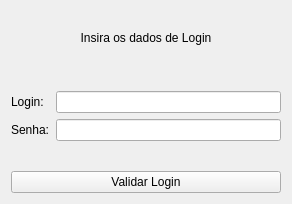
Old version of the form tela_login.ui in the repository mateuszinum/Projeto-Clinica-Veterinaria.
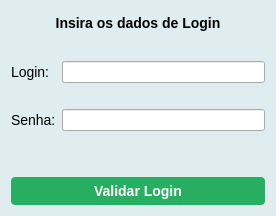
New version of the form.

```diff
--- a/tela_login.ui
+++ b/tela_login.ui
@@ -6,16 +6,26 @@
    <rect>
     <x>0</x>
     <y>0</y>
-    <width>292</width>
-    <height>204</height>
+    <width>276</width>
+    <height>216</height>
    </rect>
   </property>
   <property name="windowTitle">
-   <string>Form</string>
+   <string>Tela Login</string>
+  </property>
+  <property name="styleSheet">
+   <string notr="true">QWidget#Form {
+    background-color: #dfedf0;
+}</string>
   </property>
   <layout class="QVBoxLayout" name="verticalLayout">
    <item>
     <widget class="QLabel" name="label">
+     <property name="styleSheet">
+      <string notr="true">    font-family: &quot;Arial&quot;, sans-serif;
+    font-size: 14px;
+    font-weight: bold;</string>
+     </property>
      <property name="text">
       <string>Insira os dados de Login</string>
      </property>
@@ -41,24 +51,68 @@
     <layout class="QFormLayout" name="formLayout">
      <item row="0" column="0">
       <widget class="QLabel" name="label_2">
+       <property name="styleSheet">
+        <string notr="true">    font-family: &quot;Arial&quot;, sans-serif;
+    font-size: 14px;</string>
+       </property>
        <property name="text">
         <string>Login:</string>
        </property>
       </widget>
      </item>
-     <item row="1" column="0">
+     <item row="2" column="0">
       <widget class="QLabel" name="label_3">
+       <property name="styleSheet">
+        <string notr="true">    font-family: &quot;Arial&quot;, sans-serif;
+    font-size: 14px;</string>
+       </property>
        <property name="text">
         <string>Senha:</string>
        </property>
       </widget>
      </item>
      <item row="0" column="1">
-      <widget class="QLineEdit" name="login_input"/>
+      <widget class="QLineEdit" name="login_input">
+       <property name="styleSheet">
+        <string notr="true"/>
+       </property>
+      </widget>
      </item>
-     <item row="1" column="1">
+     <item row="2" column="1">
       <widget class="QLineEdit" name="senha_input"/>
      </item>
+     <item row="1" column="1">
+      <widget class="QLabel" name="labelWarning1">
+       <property name="enabled">
+        <bool>true</bool>
+       </property>
+       <property name="styleSheet">
+        <string notr="true">    font-family: &quot;Arial&quot;, sans-serif;
+    font-size: 12px;
+    font-weight: bold;
+color: red</string>
+       </property>
+       <property name="text">
+        <string/>
+       </property>
+      </widget>
+     </item>
+     <item row="3" column="1">
+      <widget class="QLabel" name="labelWarning2">
+       <property name="enabled">
+        <bool>true</bool>
+       </property>
+       <property name="styleSheet">
+        <string notr="true">    font-family: &quot;Arial&quot;, sans-serif;
+    font-size: 12px;
+    font-weight: bold;
+color: red</string>
+       </property>
+       <property name="text">
+        <string/>
+       </property>
+      </widget>
+     </item>
     </layout>
    </item>
    <item>
@@ -76,6 +130,22 @@
    </item>
    <item>
     <widget class="QPushButton" name="validarBTN">
+     <property name="styleSheet">
+      <string notr="true">QPushButton {
+    background-color: #27ae60;
+    color: white;
+    border-radius: 4px;
+    border: none;
+    padding: 6px 12px;
+    font-family: &quot;Arial&quot;, sans-serif;
+    font-size: 14px;
+    font-weight: bold;
+}
+QPushButton:hover {
+    background-color: #219150;
+}
+</string>
+     </property>
      <property name="text">
       <string>Validar Login</string>
      </property>
```
